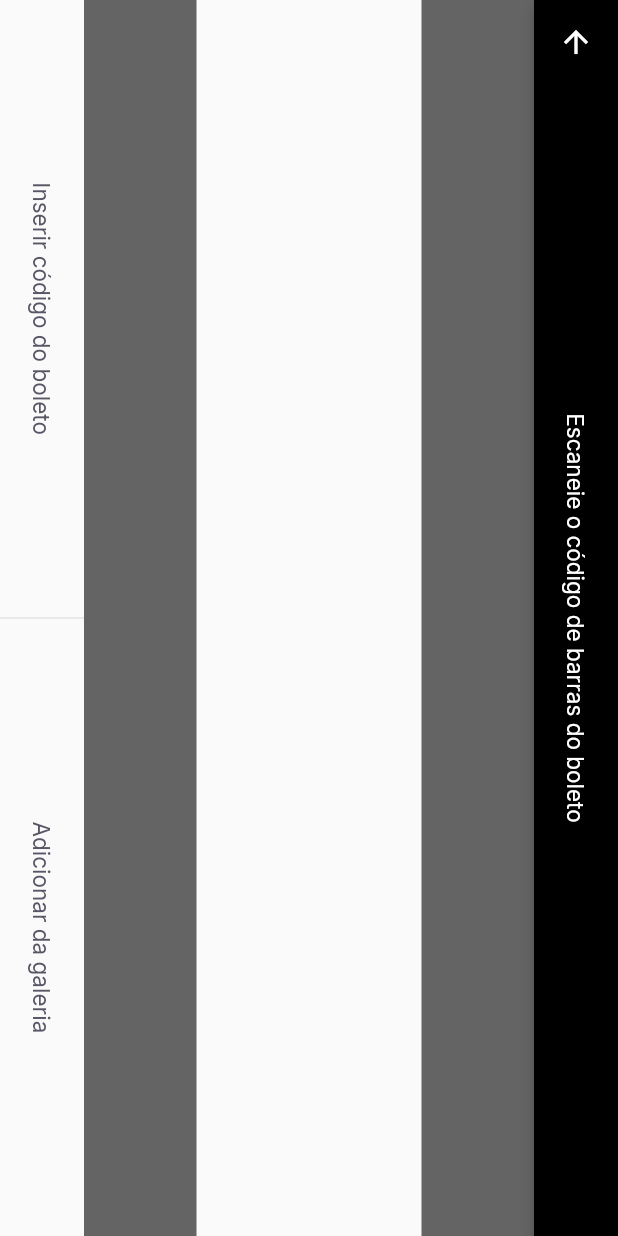
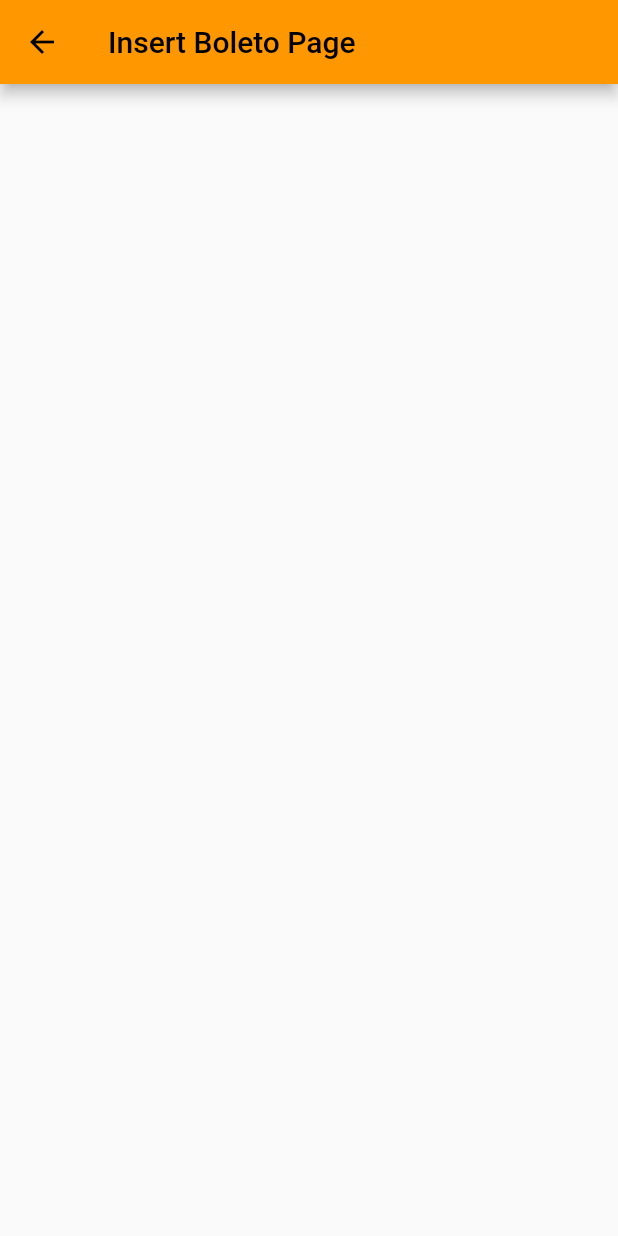
Before and after one commit to luizpaulolppa/payflow, a Flutter app: the BarcodeScannerPage screen opened by its route, after a tap on "Inserir código do boleto", on a phone screen of 412 x 824 dp. Run offline on Flutter 3.47's test engine with Material 2 defaults, Android fonts, the phone set to English and light mode, and no system bars; our stand-ins replace camera, firebase_core, google_fonts, google_sign_in, image_picker, shared_preferences; missing offline and left inert: google_ml_kit; accounts and stored records are empty.

Commit message:
add new page to read barcode

```diff
--- a/lib/app_widget.dart
+++ b/lib/app_widget.dart
@@ -2,6 +2,7 @@ import 'package:flutter/material.dart';
 import 'package:flutter/services.dart';
 import 'package:payflow/modules/barcode_scanner/barcode_scanner_page.dart';
 import 'package:payflow/modules/home/home_page.dart';
+import 'package:payflow/modules/insert_boleto/insert_boleto_page.dart';
 import 'package:payflow/modules/login/login_page.dart';
 import 'package:payflow/modules/splash/splash_page.dart';
 import 'package:payflow/shared/themes/app_colors.dart';
@@ -31,6 +32,7 @@ class AppWidget extends StatelessWidget {
         "/home": (context) => HomePage(),
         "/login": (context) => LoginPage(),
         "/barcode_scanner": (context) => BarcodeScannerPage(),
+        "/insert_boleto": (context) => InsertBoletoPage(),
       },
     );
   }
--- /dev/null
+++ b/lib/modules/barcode_scanner/barcode_scanner_controller.dart
@@ -0,0 +1,125 @@
+import 'package:camera/camera.dart';
+import 'package:flutter/foundation.dart';
+import 'package:flutter/material.dart';
+import 'package:google_ml_kit/google_ml_kit.dart';
+import 'package:image_picker/image_picker.dart';
+import 'package:payflow/modules/barcode_scanner/barcode_scanner_status.dart';
+
+class BarcodeScannerController {
+  final statusNotifier =
+      ValueNotifier<BarcodeScannerStatus>(BarcodeScannerStatus());
+  BarcodeScannerStatus get status => statusNotifier.value;
+  set status(BarcodeScannerStatus status) => statusNotifier.value = status;
+
+  final barcodeScanner = GoogleMlKit.vision.barcodeScanner();
+
+  InputImage? imagePicker;
+
+  CameraController? cameraController;
+
+  void getAvailableCameras() async {
+    try {
+      final response = await availableCameras();
+      final camera = response.firstWhere(
+          (element) => element.lensDirection == CameraLensDirection.back);
+      final cameraController =
+          CameraController(camera, ResolutionPreset.max, enableAudio: false);
+      await cameraController.initialize();
+      status = BarcodeScannerStatus.available();
+      scanWithCamera();
+      listenCamera();
+    } catch (e) {
+      status = BarcodeScannerStatus.error(e.toString());
+    }
+  }
+
+  Future<void> scannerBarCode(InputImage inputImage) async {
+    try {
+      final barcodes = await barcodeScanner.processImage(inputImage);
+      var barcode;
+      for (Barcode item in barcodes) {
+        barcode = item.value.displayValue;
+      }
+
+      if (barcode != null && status.barcode.isEmpty) {
+        status = BarcodeScannerStatus.barcode(barcode);
+        cameraController!.dispose();
+        await barcodeScanner.close();
+      }
+
+      return;
+    } catch (e) {
+      print("ERRO DA LEITURA $e");
+    }
+  }
+
+  void scanWithImagePicker() async {
+    final response = await ImagePicker().getImage(source: ImageSource.gallery);
+    final inputImage = InputImage.fromFilePath(response!.path);
+    scannerBarCode(inputImage);
+  }
+
+  void scanWithCamera() {
+    status = BarcodeScannerStatus.available();
+    Future.delayed(Duration(seconds: 10)).then((value) {
+      if (status.hasBarcode == false) {
+        status = BarcodeScannerStatus.error("Timeout de leitura de boleto");
+      }
+    });
+  }
+
+  void listenCamera() {
+    if (cameraController!.value.isStreamingImages == false) {
+      cameraController!.startImageStream(
+        (cameraImage) async {
+          if (status.stopScanner == false) {
+            try {
+              final WriteBuffer allBytes = WriteBuffer();
+              for (Plane plane in cameraImage.planes) {
+                allBytes.putUint8List(plane.bytes);
+              }
+              final bytes = allBytes.done().buffer.asUint8List();
+              final Size imageSize = Size(
+                  cameraImage.width.toDouble(), cameraImage.height.toDouble());
+              final InputImageRotation imageRotation =
+                  InputImageRotation.Rotation_0deg;
+              final InputImageFormat inputImageFormat =
+                  InputImageFormatMethods.fromRawValue(
+                          cameraImage.format.raw) ??
+                      InputImageFormat.NV21;
+              final planeData = cameraImage.planes.map(
+                (Plane plane) {
+                  return InputImagePlaneMetadata(
+                    bytesPerRow: plane.bytesPerRow,
+                    height: plane.height,
+                    width: plane.width,
+                  );
+                },
+              ).toList();
+
+              final inputImageData = InputImageData(
+                size: imageSize,
+                imageRotation: imageRotation,
+                inputImageFormat: inputImageFormat,
+                planeData: planeData,
+              );
+              final inputImageCamera = InputImage.fromBytes(
+                  bytes: bytes, inputImageData: inputImageData);
+              scannerBarCode(inputImageCamera);
+            } catch (e) {
+              print(e);
+            }
+          }
+        },
+      );
+    }
+  }
+
+  void dispose() {
+    statusNotifier.dispose();
+    barcodeScanner.close();
+    if (status.showCamera) {
+      cameraController!.dispose();
+    }
+  }
+}
--- a/lib/modules/barcode_scanner/barcode_scanner_page.dart
+++ b/lib/modules/barcode_scanner/barcode_scanner_page.dart
@@ -1,8 +1,9 @@
 import 'package:flutter/material.dart';
+import 'package:payflow/modules/barcode_scanner/barcode_scanner_controller.dart';
+import 'package:payflow/modules/barcode_scanner/barcode_scanner_status.dart';
 import 'package:payflow/shared/themes/app_colors.dart';
 import 'package:payflow/shared/themes/app_text_styles.dart';
-import 'package:payflow/shared/widgets/divider_vertical/divider_vertical_widget.dart';
-import 'package:payflow/shared/widgets/label_button/label_button.dart';
+import 'package:payflow/shared/widgets/bottom_sheet_widget/bottom_sheet_widget.dart';
 import 'package:payflow/shared/widgets/set_label_buttons/set_label_bottons.dart';
 
 class BarcodeScannerPage extends StatefulWidget {
@@ -13,12 +14,45 @@ class BarcodeScannerPage extends StatefulWidget {
 }
 
 class _BarcodeScannerPage extends State<BarcodeScannerPage> {
+  final controller = BarcodeScannerController();
+
+  @override
+  void initState() {
+    controller.getAvailableCameras();
+    controller.statusNotifier.addListener(() {
+      if (controller.status.hasBarcode) {
+        Navigator.pushReplacementNamed(context, "/insert_boleto");
+      }
+    });
+    super.initState();
+  }
+
+  @override
+  void dispose() {
+    controller.dispose();
+    super.dispose();
+  }
+
   @override
   Widget build(BuildContext context) {
     return SafeArea(
-      child: RotatedBox(
+      child: Stack(
+        children: [
+          ValueListenableBuilder<BarcodeScannerStatus>(
+              valueListenable: controller.statusNotifier,
+              builder: (_, status, __) {
+                if (status.showCamera) {
+                  return Container(
+                    child: controller.cameraController!.buildPreview(),
+                  );
+                } else {
+                  return Container();
+                }
+              }),
+          RotatedBox(
             quarterTurns: 1,
             child: Scaffold(
+              backgroundColor: Colors.transparent,
               appBar: AppBar(
                 backgroundColor: Colors.black,
                 centerTitle: true,
@@ -52,12 +86,35 @@ class _BarcodeScannerPage extends State<BarcodeScannerPage> {
               ),
               bottomNavigationBar: SetLabelButtons(
                 primaryLabel: "Inserir código do boleto",
-            primaryOnPressed: () {},
+                primaryOnPressed: () {
+                  Navigator.pushReplacementNamed(context, "/insert_boleto");
+                },
                 secondaryLabel: "Adicionar da galeria",
                 secondaryOnPressed: () {},
               ),
             ),
           ),
+          // ValueListenableBuilder<BarcodeScannerStatus>(
+          //     valueListenable: controller.statusNotifier,
+          //     builder: (_, status, __) {
+          //       if (status.hasError) {
+          //         return BottomSheetWidget(
+          //           primaryLabel: "Escanear novamente",
+          //           primaryOnPressed: () {
+          //             controller.getAvailableCameras();
+          //           },
+          //           secondaryLabel: "Digitar código",
+          //           secondaryOnPressed: () {},
+          //           title: "Não foi possível identificar um código de barras",
+          //           subtitle:
+          //               "Tente escanear novamente ou digite o código do seu boleto.",
+          //         );
+          //       } else {
+          //         return Container();
+          //       }
+          //     }),
+        ],
+      ),
     );
   }
 }
--- /dev/null
+++ b/lib/modules/insert_boleto/insert_boleto_page.dart
@@ -0,0 +1,14 @@
+import 'package:flutter/material.dart';
+
+class InsertBoletoPage extends StatelessWidget {
+  const InsertBoletoPage({Key? key}) : super(key: key);
+
+  @override
+  Widget build(BuildContext context) {
+    return Scaffold(
+      appBar: AppBar(
+        title: Text("Insert Boleto Page"),
+      ),
+    );
+  }
+}
--- a/lib/shared/widgets/set_label_buttons/set_label_bottons.dart
+++ b/lib/shared/widgets/set_label_buttons/set_label_bottons.dart
@@ -1,4 +1,5 @@
 import 'package:flutter/material.dart';
+import 'package:payflow/shared/themes/app_colors.dart';
 import 'package:payflow/shared/themes/app_text_styles.dart';
 import 'package:payflow/shared/widgets/divider_vertical/divider_vertical_widget.dart';
 import 'package:payflow/shared/widgets/label_button/label_button.dart';
@@ -22,6 +23,7 @@ class SetLabelButtons extends StatelessWidget {
   @override
   Widget build(BuildContext context) {
     return Container(
+      color: AppColors.shape,
       height: 56,
       child: Row(
         children: [
--- a/pubspec.yaml
+++ b/pubspec.yaml
@@ -43,6 +43,7 @@ dependencies:
   camera: ^0.8.1+3
   image_picker: ^0.8.0+4
   image_picker_for_web: ^2.0.0
+  font_awesome_flutter: ^9.1.0
 
 dev_dependencies:
   flutter_test:
```
Also changed, not shown: lib/modules/barcode_scanner/barcode_scanner_status.dart (+19 -2 lines), pubspec.lock. Lines whose indentation alone changed are shown as unchanged.
